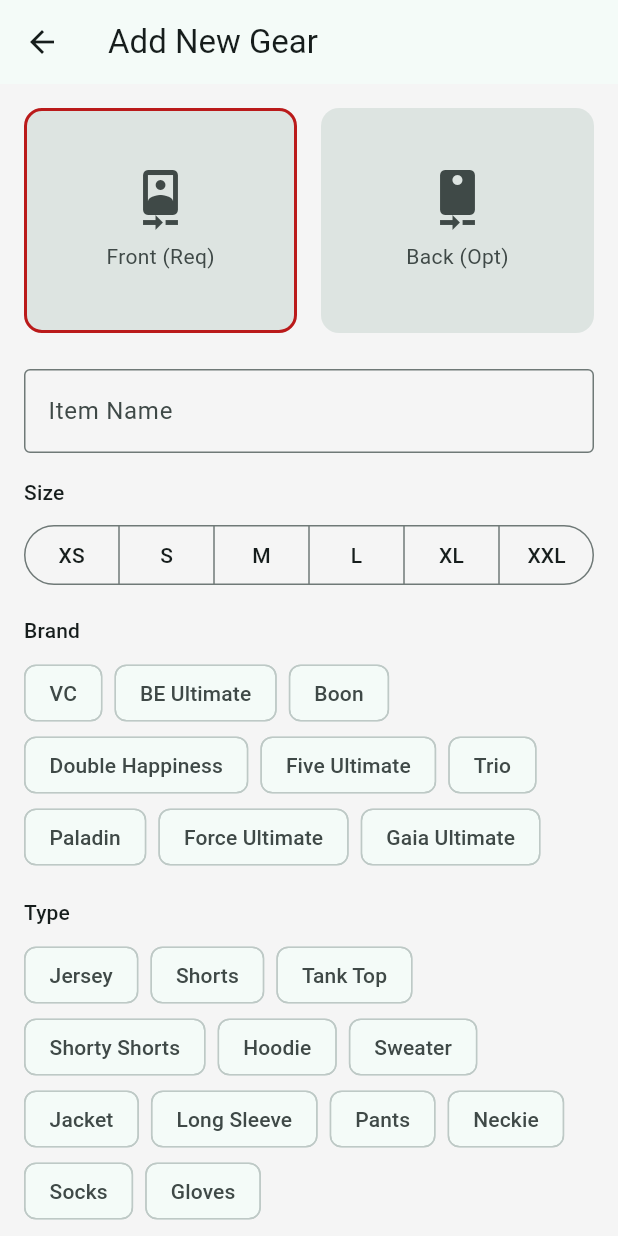
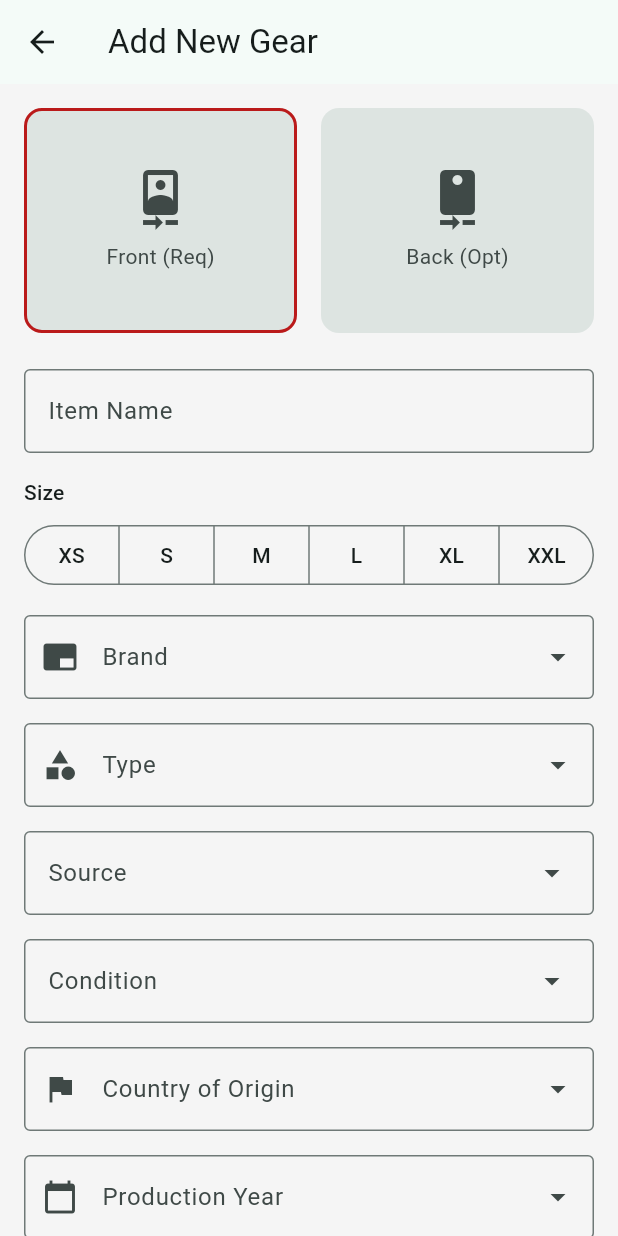
Before and after one commit to asdru22/ultiware, a Flutter app: the screen it shows after launch, after a tap on the "menu" icon, after a tap on the "sort" icon, after a tap on "Add Gear", on a phone screen of 412 x 824 dp. Run offline on Flutter 3.47's test engine with Material 3 defaults, Android fonts, the light colour scheme and no system bars; our stand-ins replace camera, country_picker, permission_handler; missing offline and left inert: photo_manager.

Commit message:
more clothing data

```diff
--- a/lib/data/clothing_item.dart
+++ b/lib/data/clothing_item.dart
@@ -1,3 +1,5 @@
+import 'package:flutter/material.dart';
+
 enum ClothingSize { xs, s, m, l, xl, xxl }
 
 enum ClothingBrand {
@@ -35,6 +37,29 @@
   const ClothingType(this.displayName);
 }
 
+enum ClothingSource {
+  club('Club Team'),
+  national('National Team'),
+  college('College Team'),
+  event('Event'),
+  store('Store'),
+  other('Other');
+
+  final String displayName;
+  const ClothingSource(this.displayName);
+}
+
+enum ClothingCondition {
+  newCondition('New', Icons.star),
+  likeNew('Like New', Icons.sentiment_very_satisfied),
+  ok('Ok', Icons.sentiment_satisfied),
+  bad('Bad', Icons.sentiment_dissatisfied);
+
+  final String displayName;
+  final IconData icon;
+  const ClothingCondition(this.displayName, this.icon);
+}
+
 class ClothingItem {
   final String id;
   final String frontImage;
@@ -45,6 +70,9 @@
   final ClothingType? type;
   final String? countryOfOrigin;
   final int? productionYear;
+  final ClothingSource? source;
+  final ClothingCondition? condition;
+  final bool isTradeable;
   final bool isFavorite;
 
   ClothingItem({
@@ -57,6 +85,9 @@
     this.type,
     this.countryOfOrigin,
     this.productionYear,
+    this.source,
+    this.condition,
+    this.isTradeable = false,
     this.isFavorite = false,
   });
 }
--- a/lib/data/dummy_data.dart
+++ /dev/null
@@ -1,51 +0,0 @@
-import 'clothing_item.dart';
-
-final List<ClothingItem> dummyGear = [
-  ClothingItem(
-    id: '1',
-    name: 'Dark Jersey',
-    type: ClothingType.jersey,
-    frontImage: '',
-    size: ClothingSize.m,
-    brand: ClothingBrand.be,
-    productionYear: 2023,
-  ),
-  ClothingItem(
-    id: '2',
-    name: 'Light Jersey',
-    type: ClothingType.jersey,
-    frontImage: '',
-    size: ClothingSize.l,
-    brand: ClothingBrand.vc,
-    productionYear: 2022,
-  ),
-  ClothingItem(
-    id: '3',
-    name: 'Layout Gloves',
-    // type: 'Accessories', // No enum for accessories yet, treating as null or generic
-    frontImage: '',
-    brand: ClothingBrand.gaia,
-  ),
-  ClothingItem(
-    id: '4',
-    name: 'Club Shorts',
-    type: ClothingType.shorts,
-    frontImage: '',
-    size: ClothingSize.m,
-  ),
-  ClothingItem(
-    id: '5',
-    name: 'Tourney Hoodie',
-    // type: 'Outerwear',
-    frontImage: '',
-    size: ClothingSize.xl,
-    productionYear: 2024,
-  ),
-  ClothingItem(
-    id: '6',
-    name: 'Disc',
-    // type: 'Gear',
-    frontImage: '',
-    brand: ClothingBrand.boon,
-  ),
-];
--- a/lib/screens/add_gear_screen.dart
+++ b/lib/screens/add_gear_screen.dart
@@ -4,6 +4,7 @@
 import 'package:country_picker/country_picker.dart';
 import '../data/clothing_item.dart';
 import 'custom_image_picker.dart';
+import '../widgets/selection_screen.dart';
 
 class AddGearScreen extends StatefulWidget {
   const AddGearScreen({super.key});
@@ -22,9 +23,12 @@
   ClothingSize? _size;
   ClothingBrand? _brand;
   ClothingType? _type;
+  ClothingSource? _source;
+  ClothingCondition? _condition;
   String? _country;
   int? _year;
   bool _isFavorite = false;
+  bool _isTradeable = false;
 
   // Controllers
   final TextEditingController _countryController = TextEditingController();
@@ -102,6 +106,9 @@
         type: _type,
         countryOfOrigin: _country,
         productionYear: _year,
+        source: _source,
+        condition: _condition,
+        isTradeable: _isTradeable,
         isFavorite: _isFavorite,
       );
 
@@ -156,41 +163,102 @@
             ),
             const SizedBox(height: 16),
 
-            // Brand (Choice Chips)
-            Text('Brand', style: Theme.of(context).textTheme.titleSmall),
-            const SizedBox(height: 8),
-            Wrap(
-              spacing: 8.0,
-              children: ClothingBrand.values.map((brand) {
-                return ChoiceChip(
-                  label: Text(brand.displayName),
-                  selected: _brand == brand,
-                  onSelected: (bool selected) {
+            // Brand (Selection Screen)
+            TextFormField(
+              controller: TextEditingController(text: _brand?.displayName ?? ''),
+              readOnly: true,
+              decoration: const InputDecoration(
+                labelText: 'Brand',
+                border: OutlineInputBorder(),
+                prefixIcon: Icon(Icons.branding_watermark), // Or any suitable icon
+                suffixIcon: Icon(Icons.arrow_drop_down),
+              ),
+              onTap: () {
+                Navigator.push(
+                  context,
+                  MaterialPageRoute(
+                    builder: (context) => SelectionScreen<ClothingBrand>(
+                      title: 'Select Brand',
+                      items: ClothingBrand.values,
+                      itemLabelBuilder: (brand) => brand.displayName,
+                      onSelected: (brand) {
                         setState(() {
-                      _brand = selected ? brand : null;
+                          _brand = brand;
                         });
                       },
+                    ),
+                  ),
                 );
-              }).toList(),
+              },
             ),
             const SizedBox(height: 16),
 
-            // Type (Choice Chips)
-            Text('Type', style: Theme.of(context).textTheme.titleSmall),
-            const SizedBox(height: 8),
-            Wrap(
-              spacing: 8.0,
-              children: ClothingType.values.map((type) {
-                return ChoiceChip(
-                  label: Text(type.displayName),
-                  selected: _type == type,
-                  onSelected: (bool selected) {
+            // Type (Selection Screen)
+            TextFormField(
+              controller: TextEditingController(text: _type?.displayName ?? ''),
+              readOnly: true,
+              decoration: const InputDecoration(
+                labelText: 'Type',
+                border: OutlineInputBorder(),
+                prefixIcon: Icon(Icons.category), // Or any suitable icon
+                suffixIcon: Icon(Icons.arrow_drop_down),
+              ),
+              onTap: () {
+                Navigator.push(
+                  context,
+                  MaterialPageRoute(
+                    builder: (context) => SelectionScreen<ClothingType>(
+                      title: 'Select Type',
+                      items: ClothingType.values,
+                      itemLabelBuilder: (type) => type.displayName,
+                      onSelected: (type) {
                         setState(() {
-                      _type = selected ? type : null;
+                          _type = type;
                         });
                       },
+                    ),
+                  ),
+                );
+              },
+            ),
+            const SizedBox(height: 16),
+
+            // Source (Dropdown)
+            DropdownMenu<ClothingSource>(
+              width: MediaQuery.of(context).size.width - 32,
+              initialSelection: _source,
+              label: const Text('Source'),
+              dropdownMenuEntries: ClothingSource.values.map((source) {
+                return DropdownMenuEntry<ClothingSource>(
+                  value: source,
+                  label: source.displayName,
                 );
               }).toList(),
+              onSelected: (ClothingSource? source) {
+                setState(() {
+                  _source = source;
+                });
+              },
+            ),
+            const SizedBox(height: 16),
+
+            // Condition (Dropdown)
+            DropdownMenu<ClothingCondition>(
+              width: MediaQuery.of(context).size.width - 32,
+              initialSelection: _condition,
+              label: const Text('Condition'),
+              dropdownMenuEntries: ClothingCondition.values.map((condition) {
+                return DropdownMenuEntry<ClothingCondition>(
+                  value: condition,
+                  label: condition.displayName,
+                  leadingIcon: Icon(condition.icon),
+                );
+              }).toList(),
+              onSelected: (ClothingCondition? condition) {
+                setState(() {
+                  _condition = condition;
+                });
+              },
             ),
             const SizedBox(height: 16),
 
@@ -243,11 +311,33 @@
               onChanged: (bool value) {
                 setState(() {
                   _isFavorite = value;
+                  if (_isFavorite) {
+                    _isTradeable = false;
+                  }
                 });
               },
               secondary: Icon(
                 _isFavorite ? Icons.favorite : Icons.favorite_border,
                 color: _isFavorite ? Colors.red : null,
+              ),
+            ),
+            const SizedBox(height: 8),
+
+            // Tradeable Switch
+            SwitchListTile(
+              title: const Text('Mark as Tradeable'),
+              value: _isTradeable,
+              onChanged: (bool value) {
+                setState(() {
+                  _isTradeable = value;
+                  if (_isTradeable) {
+                    _isFavorite = false;
+                  }
+                });
+              },
+              secondary: Icon(
+                Icons.swap_horiz,
+                color: _isTradeable ? Colors.blue : null,
               ),
             ),
             const SizedBox(height: 32),
--- a/lib/screens/gear_library_screen.dart
+++ b/lib/screens/gear_library_screen.dart
@@ -1,6 +1,5 @@
 import 'package:flutter/material.dart';
 import '../data/clothing_item.dart';
-import '../data/dummy_data.dart';
 import '../widgets/gear_grid.dart';
 import 'add_gear_screen.dart';
 
@@ -12,7 +11,7 @@
 }
 
 class _GearLibraryScreenState extends State<GearLibraryScreen> {
-  final List<ClothingItem> _items = List.from(dummyGear);
+  final List<ClothingItem> _items = [];
 
   Future<void> _addItem() async {
     final newItem = await Navigator.push(
--- a/lib/widgets/gear_grid.dart
+++ b/lib/widgets/gear_grid.dart
@@ -33,6 +33,15 @@
 
   @override
   Widget build(BuildContext context) {
+    if (widget.items.isEmpty) {
+      return Center(
+        child: Text(
+          "Wardrobe is empty",
+          style: Theme.of(context).textTheme.headlineSmall,
+        ),
+      );
+    }
+
     final orientation = MediaQuery.of(context).orientation;
     final minCols = orientation == Orientation.landscape ? 2.0 : 1.0;
     if (_crossAxisCount < minCols) {
@@ -62,7 +71,10 @@
     final bool hideText = _crossAxisCount.round() >= 3;
 
     final bool hasChips =
-        item.size != null || item.countryOfOrigin != null || item.isFavorite;
+        item.size != null ||
+        item.isFavorite ||
+        item.isTradeable ||
+        item.condition != null;
 
     final bool showFooter = !hideText && hasChips;
 
@@ -123,38 +135,45 @@
                 spacing: 4.0,
                 runSpacing: 4.0,
                 children: [
-                  if (item.size != null)
+                  if (item.isTradeable)
                     Chip(
-                      avatar: Icon(
-                        Icons.format_size,
+                      label: Icon(
+                        Icons.swap_horiz,
                         size: 16,
                         color: Colors.blue,
                       ),
-                      label: Text(
-                        item.size!.name.toUpperCase(),
-                        style: TextStyle(fontSize: 12),
-                      ),
+                      side: BorderSide(color: Colors.blue),
+                      visualDensity: VisualDensity.compact,
+                      padding: EdgeInsets.zero,
+                      materialTapTargetSize: MaterialTapTargetSize.shrinkWrap,
+                    )
+                  else if (item.isFavorite)
+                    Chip(
+                      label: Icon(Icons.favorite, size: 16, color: Colors.red),
+                      side: BorderSide(color: Colors.red),
                       visualDensity: VisualDensity.compact,
                       padding: EdgeInsets.zero,
                       materialTapTargetSize: MaterialTapTargetSize.shrinkWrap,
                     ),
-                  if (item.countryOfOrigin != null)
+                  if (item.size != null)
                     Chip(
-                      avatar: Icon(Icons.flag, size: 16, color: Colors.green),
                       label: Text(
-                        item.countryOfOrigin!,
-                        style: TextStyle(fontSize: 12),
-                        maxLines: 1,
-                        overflow: TextOverflow.ellipsis,
+                        item.size!.name.toUpperCase(),
+                        style: TextStyle(fontSize: 12, color: Colors.green),
                       ),
+                      side: BorderSide(color: Colors.green),
                       visualDensity: VisualDensity.compact,
                       padding: EdgeInsets.zero,
                       materialTapTargetSize: MaterialTapTargetSize.shrinkWrap,
                     ),
-                  if (item.isFavorite)
+                  if (item.condition != null)
                     Chip(
-                      avatar: Icon(Icons.favorite, size: 16, color: Colors.red),
-                      label: Text('Fav', style: TextStyle(fontSize: 12)),
+                      label: Icon(
+                        item.condition!.icon,
+                        size: 16,
+                        color: Colors.grey,
+                      ),
+                      side: BorderSide(color: Colors.grey),
                       visualDensity: VisualDensity.compact,
                       padding: EdgeInsets.zero,
                       materialTapTargetSize: MaterialTapTargetSize.shrinkWrap,
```
Also changed, not shown: lib/widgets/selection_screen.dart (added, +88 -0 lines). Lines whose indentation alone changed are shown as unchanged.
